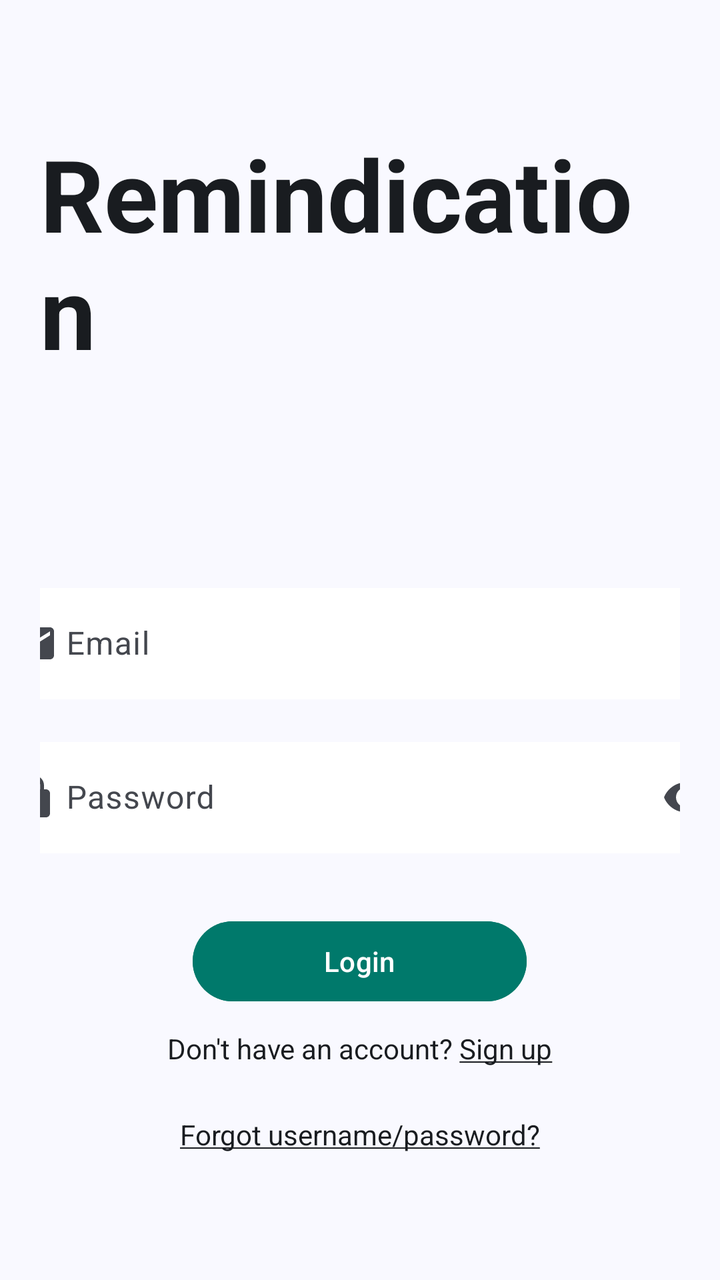
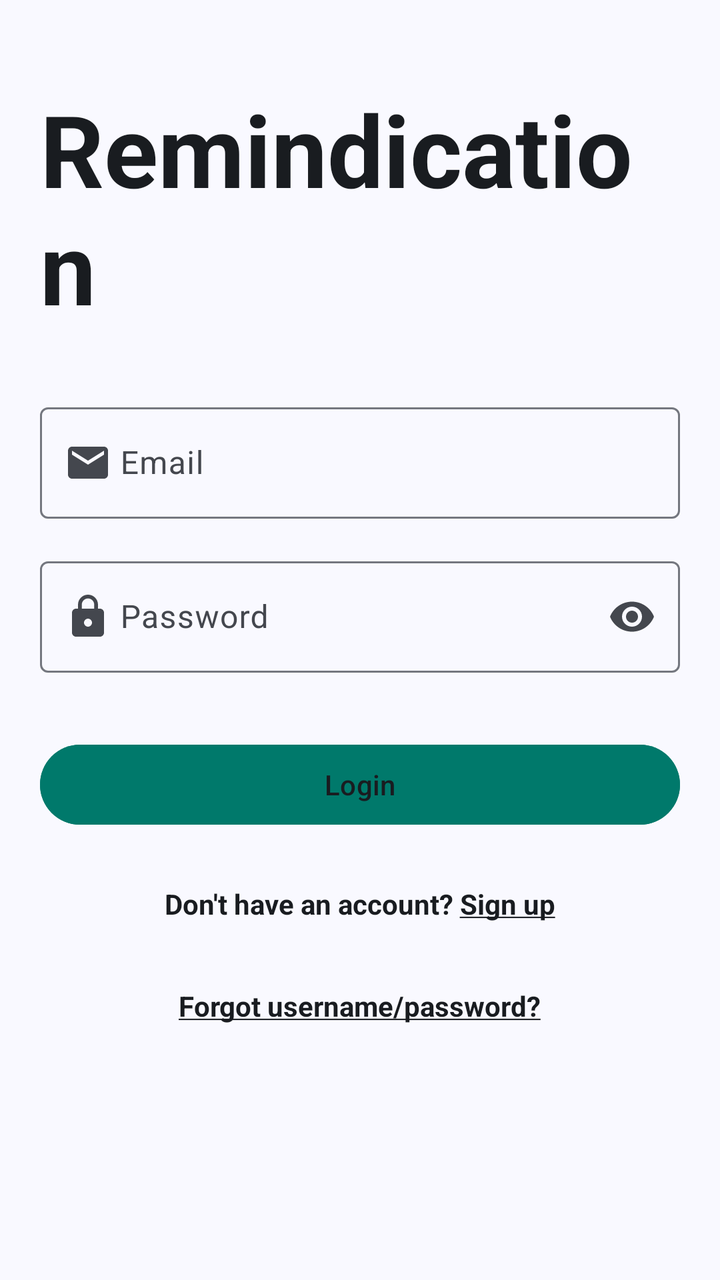

An Android layout rendered at two revisions. The XML below is the earlier revision; the diff shows what the commit changed to produce the second picture.
<!-- AndroidManifest.xml: application theme Theme.MobileHealthApplication -->
<!-- res/layout/fragment_loginscreen.xml -->
<?xml version="1.0" encoding="utf-8"?>
<LinearLayout xmlns:android="http://schemas.android.com/apk/res/android"
    xmlns:tools="http://schemas.android.com/tools"
    android:layout_width="match_parent"
    android:layout_height="match_parent"
    xmlns:app="http://schemas.android.com/apk/res-auto"
    android:orientation="vertical"
    android:gravity="center"
    android:padding="20dp"
    android:background="?attr/colorSurface"
    >

    <com.google.android.material.textview.MaterialTextView
        android:id="@+id/user_name"
        android:layout_width="wrap_content"
        android:layout_height="wrap_content"
        android:paddingBottom="100sp"
        android:text="@string/mobile_health"
        android:textColor="?attr/colorOnSurface"
        android:importantForAccessibility="no"
        android:textSize="50sp"
        android:textStyle="bold" />

    <com.google.android.material.textfield.TextInputLayout
        android:layout_width="374dp"
        android:layout_height="wrap_content"
        android:layout_marginBottom="16dp"
        android:hint="@string/email_hint2"
        android:labelFor="@id/email_edit_text"
        app:startIconDrawable="@drawable/baseline_email_24">


        <com.google.android.material.textfield.TextInputEditText
            android:id="@+id/email_edit_text"
            android:layout_width="match_parent"
            android:layout_height="wrap_content"
            android:background="@color/white"
            android:paddingStart="40dp"
            android:imeOptions="actionNext"
            android:inputType="textEmailAddress"
            android:textColor="#000000"
            android:paddingEnd="10dp"
            />
    </com.google.android.material.textfield.TextInputLayout>

    <com.google.android.material.textfield.TextInputLayout
        android:layout_width="374dp"
        android:layout_height="wrap_content"
        app:startIconDrawable="@drawable/baseline_lock_24"
        app:endIconMode="password_toggle"
        android:hint="@string/password"
        android:layout_marginBottom="30dp">

        <com.google.android.material.textfield.TextInputEditText
            android:id="@+id/password_edit_text"
            android:layout_width="match_parent"
            android:layout_height="wrap_content"
            android:inputType="textPassword"
            android:background="@color/white"

            android:paddingStart="40dp"
            android:paddingEnd="10dp"
            android:imeOptions="actionDone"

            />
    </com.google.android.material.textfield.TextInputLayout>

    <com.google.android.material.button.MaterialButton
        android:id="@+id/login_button"
        android:layout_width="167dp"
        android:layout_height="wrap_content"
        android:backgroundTint="@color/darker_green_primary_button"
        android:text="@string/log_in"
        android:contentDescription="@string/login_button_description"
        android:textColor="@color/white"
        />


    <com.google.android.material.textview.MaterialTextView
        android:id="@+id/new_user_text"
        android:layout_width="wrap_content"
        android:layout_height="wrap_content"
        android:clickable="true"
        android:focusable="true"
        android:minHeight="48dp"
        android:paddingTop="10sp"
        android:contentDescription="@string/register_description"
        android:text="@string/no_account_signup_text"
        android:textColor="?attr/colorOnSurface"
        />

    <com.google.android.material.textview.MaterialTextView
        android:id="@+id/forgot_user_password_text"
        android:layout_width="wrap_content"
        android:layout_height="wrap_content"
        android:paddingTop="5sp"
        android:text="@string/forgot_password_text"
        android:contentDescription="@string/forgot_password_description"
        android:textColor="?attr/colorOnSurface"
        />

</LinearLayout>
<!-- resources referenced by this layout -->
<resources>
  <color name="darker_green_primary_button">#00796B</color>
  <color name="white">#FFFFFFFF</color>
  <!-- drawable baseline_email_24 (drawable) -->
  <vector xmlns:android="http://schemas.android.com/apk/res/android" android:height="24dp" android:tint="#808080" android:viewportHeight="24" android:viewportWidth="24" android:width="24dp">
        
      <path android:fillColor="@android:color/white" android:pathData="M20,4L4,4c-1.1,0 -1.99,0.9 -1.99,2L2,18c0,1.1 0.9,2 2,2h16c1.1,0 2,-0.9 2,-2L22,6c0,-1.1 -0.9,-2 -2,-2zM20,8l-8,5 -8,-5L4,6l8,5 8,-5v2z"/>
      
  </vector>
  <!-- drawable baseline_lock_24 (drawable) -->
  <vector xmlns:android="http://schemas.android.com/apk/res/android" android:height="24dp" android:tint="#FFFFFF" android:viewportHeight="24" android:viewportWidth="24" android:width="24dp">
        
      <path android:fillColor="@android:color/white" android:pathData="M18,8h-1L17,6c0,-2.76 -2.24,-5 -5,-5S7,3.24 7,6v2L6,8c-1.1,0 -2,0.9 -2,2v10c0,1.1 0.9,2 2,2h12c1.1,0 2,-0.9 2,-2L20,10c0,-1.1 -0.9,-2 -2,-2zM12,17c-1.1,0 -2,-0.9 -2,-2s0.9,-2 2,-2 2,0.9 2,2 -0.9,2 -2,2zM15.1,8L8.9,8L8.9,6c0,-1.71 1.39,-3.1 3.1,-3.1 1.71,0 3.1,1.39 3.1,3.1v2z"/>
      
  </vector>
  <string name="email_hint2">Email</string>
  <string name="forgot_password_description">Reset password here</string>
  <string name="forgot_password_text"> <u>Forgot username/password?</u> </string>
  <string name="log_in">Login</string>
  <string name="login_button_description">Log in here</string>
  <string name="mobile_health"> Remindication </string>
  <string name="no_account_signup_text">Don\'t have an account? <u>Sign up</u></string>
  <string name="password">Password</string>
  <string name="register_description">Register here</string>
  <color name="md_theme_primary">#415F91</color>
  <color name="md_theme_onPrimary">#FFFFFF</color>
  <color name="md_theme_primaryContainer">#D6E3FF</color>
  <color name="md_theme_onPrimaryContainer">#001B3E</color>
  <color name="md_theme_secondary">#565F71</color>
  <color name="md_theme_onSecondary">#FFFFFF</color>
  <color name="md_theme_secondaryContainer">#DAE2F9</color>
  <color name="md_theme_onSecondaryContainer">#131C2B</color>
  <color name="md_theme_tertiary">#705575</color>
  <color name="md_theme_onTertiary">#FFFFFF</color>
  <color name="md_theme_tertiaryContainer">#FAD8FD</color>
  <color name="md_theme_onTertiaryContainer">#28132E</color>
  <color name="md_theme_error">#BA1A1A</color>
  <color name="md_theme_onError">#FFFFFF</color>
  <color name="md_theme_errorContainer">#FFDAD6</color>
  <color name="md_theme_onErrorContainer">#410002</color>
  <color name="md_theme_background">#F9F9FF</color>
  <color name="md_theme_onBackground">#191C20</color>
  <color name="md_theme_surface">#F9F9FF</color>
  <color name="md_theme_onSurface">#191C20</color>
  <color name="md_theme_surfaceVariant">#E0E2EC</color>
  <color name="md_theme_onSurfaceVariant">#44474E</color>
  <color name="md_theme_outline">#74777F</color>
  <color name="md_theme_surfaceContainer">#EDEDF4</color>
  <style name="Widget.App.CardView" parent="Widget.MaterialComponents.CardView">
          <item name="cardElevation">2dp</item>
          <item name="cardCornerRadius">12dp</item>
          <item name="cardBackgroundColor">@color/md_theme_surfaceContainerHigh</item>
      </style>
  <style name="Widget.App.BottomNavigation" parent="Widget.MaterialComponents.BottomNavigationView">
          <item name="itemIconTint">@color/md_theme_onSurfaceVariant</item>
          <item name="itemTextColor">@color/md_theme_onSurfaceVariant</item>
      </style>
  <color name="md_theme_surfaceContainerHigh">#E7E8EE</color>
  <!-- unchanged entries left out for length: 1 -->
</resources>

<!-- the commit's change to res/layout/fragment_loginscreen.xml (unified diff, before → after) -->
@@ -1,102 +1,108 @@
 <?xml version="1.0" encoding="utf-8"?>
-<LinearLayout xmlns:android="http://schemas.android.com/apk/res/android"
+<androidx.constraintlayout.widget.ConstraintLayout
+    xmlns:android="http://schemas.android.com/apk/res/android"
+    xmlns:app="http://schemas.android.com/apk/res-auto"
     xmlns:tools="http://schemas.android.com/tools"
     android:layout_width="match_parent"
     android:layout_height="match_parent"
-    xmlns:app="http://schemas.android.com/apk/res-auto"
-    android:orientation="vertical"
-    android:gravity="center"
     android:padding="20dp"
     android:background="?attr/colorSurface"
-    >
+    tools:ignore="VisualLintBounds">
 
-    <com.google.android.material.textview.MaterialTextView
-        android:id="@+id/user_name"
-        android:layout_width="wrap_content"
+    
+    <LinearLayout
+        android:layout_width="match_parent"
         android:layout_height="wrap_content"
-        android:paddingBottom="100sp"
-        android:text="@string/mobile_health"
-        android:textColor="?attr/colorOnSurface"
-        android:importantForAccessibility="no"
-        android:textSize="50sp"
-        android:textStyle="bold" />
+        android:orientation="vertical"
+        app:layout_constraintTop_toTopOf="parent"
+        app:layout_constraintBottom_toBottomOf="parent"
+        app:layout_constraintVertical_bias="0.2">
 
-    <com.google.android.material.textfield.TextInputLayout
-        android:layout_width="374dp"
-        android:layout_height="wrap_content"
-        android:layout_marginBottom="16dp"
-        android:hint="@string/email_hint2"
-        android:labelFor="@id/email_edit_text"
-        app:startIconDrawable="@drawable/baseline_email_24">
+        
+        <TextView
+            android:id="@+id/app_title"
+            android:layout_width="wrap_content"
+            android:layout_height="wrap_content"
+            android:text="@string/mobile_health"
+            android:textColor="?attr/colorOnSurface"
+            android:textSize="50sp"
+            android:textStyle="bold"
+            android:layout_gravity="center"
+            android:layout_marginBottom="32dp"/>
 
-
-        <com.google.android.material.textfield.TextInputEditText
-            android:id="@+id/email_edit_text"
+        
+        <com.google.android.material.textfield.TextInputLayout
+            android:id="@+id/email_layout"
             android:layout_width="match_parent"
             android:layout_height="wrap_content"
-            android:background="@color/white"
-            android:paddingStart="40dp"
-            android:imeOptions="actionNext"
-            android:inputType="textEmailAddress"
-            android:textColor="#000000"
-            android:paddingEnd="10dp"
-            />
-    </com.google.android.material.textfield.TextInputLayout>
+            android:hint="@string/email_hint2"
+            app:startIconDrawable="@drawable/baseline_email_24">
+            <com.google.android.material.textfield.TextInputEditText
+                android:id="@+id/email_edit_text"
+                android:layout_width="match_parent"
+                android:layout_height="wrap_content"
+                android:inputType="textEmailAddress"
+                android:paddingStart="40dp"
+                android:paddingEnd="10dp"
+                />
+        </com.google.android.material.textfield.TextInputLayout>
 
-    <com.google.android.material.textfield.TextInputLayout
-        android:layout_width="374dp"
-        android:layout_height="wrap_content"
-        app:startIconDrawable="@drawable/baseline_lock_24"
-        app:endIconMode="password_toggle"
-        android:hint="@string/password"
-        android:layout_marginBottom="30dp">
-
-        <com.google.android.material.textfield.TextInputEditText
-            android:id="@+id/password_edit_text"
+        
+        <com.google.android.material.textfield.TextInputLayout
+            android:id="@+id/password_layout"
             android:layout_width="match_parent"
             android:layout_height="wrap_content"
-            android:inputType="textPassword"
-            android:background="@color/white"
+            android:hint="@string/password"
+            app:startIconDrawable="@drawable/baseline_lock_24"
+            app:endIconMode="password_toggle"
+            android:layout_marginTop="16dp">
+            <com.google.android.material.textfield.TextInputEditText
+                android:id="@+id/password_edit_text"
+                android:layout_width="match_parent"
+                android:layout_height="wrap_content"
+                android:inputType="textPassword"
+                android:paddingStart="40dp"
+                android:paddingEnd="10dp" />
+        </com.google.android.material.textfield.TextInputLayout>
 
-            android:paddingStart="40dp"
-            android:paddingEnd="10dp"
-            android:imeOptions="actionDone"
+        
+        <com.google.android.material.button.MaterialButton
+            android:id="@+id/login_button"
+            android:layout_width="match_parent"
+            android:layout_height="wrap_content"
+            android:text="@string/log_in"
+            android:backgroundTint="@color/darker_green_primary_button"
+            android:textColor="?attr/colorOnSurface"
+            android:layout_marginTop="32dp"/>
 
-            />
-    </com.google.android.material.textfield.TextInputLayout>
+        
+        <com.google.android.material.textview.MaterialTextView
+            android:id="@+id/new_user_text"
+            android:layout_width="wrap_content"
+            android:layout_height="wrap_content"
+            android:clickable="true"
+            android:focusable="true"
+            android:minHeight="48dp"
+            android:paddingTop="10sp"
+            android:text="@string/no_account_signup_text"
+            android:textColor="?attr/colorOnSurface"
+            android:textStyle="bold"
+            android:layout_gravity="center"
+            android:layout_marginTop="16dp"/>
 
-    <com.google.android.material.button.MaterialButton
-        android:id="@+id/login_button"
-        android:layout_width="167dp"
-        android:layout_height="wrap_content"
-        android:backgroundTint="@color/darker_green_primary_button"
-        android:text="@string/log_in"
-        android:contentDescription="@string/login_button_description"
-        android:textColor="@color/white"
-        />
-
-
-    <com.google.android.material.textview.MaterialTextView
-        android:id="@+id/new_user_text"
-        android:layout_width="wrap_content"
-        android:layout_height="wrap_content"
-        android:clickable="true"
-        android:focusable="true"
-        android:minHeight="48dp"
-        android:paddingTop="10sp"
-        android:contentDescription="@string/register_description"
-        android:text="@string/no_account_signup_text"
-        android:textColor="?attr/colorOnSurface"
-        />
-
-    <com.google.android.material.textview.MaterialTextView
-        android:id="@+id/forgot_user_password_text"
-        android:layout_width="wrap_content"
-        android:layout_height="wrap_content"
-        android:paddingTop="5sp"
-        android:text="@string/forgot_password_text"
-        android:contentDescription="@string/forgot_password_description"
-        android:textColor="?attr/colorOnSurface"
-        />
-
-</LinearLayout>
+        
+        <com.google.android.material.textview.MaterialTextView
+            android:id="@+id/forgot_user_password_text"
+            android:layout_width="wrap_content"
+            android:layout_height="wrap_content"
+            android:clickable="true"
+            android:focusable="true"
+            android:minHeight="48dp"
+            android:paddingTop="5sp"
+            android:text="@string/forgot_password_text"
+            android:textColor="?attr/colorOnSurface"
+            android:textStyle="bold"
+            android:layout_gravity="center"
+            android:layout_marginTop="8dp"/>
+    </LinearLayout>
+</androidx.constraintlayout.widget.ConstraintLayout>
<!-- resource entries referenced after the edit -->
@@ -15,14 +15,11 @@
       
   </vector>
   <string name="email_hint2">Email</string>
-  <string name="forgot_password_description">Reset password here</string>
   <string name="forgot_password_text"> <u>Forgot username/password?</u> </string>
   <string name="log_in">Login</string>
-  <string name="login_button_description">Log in here</string>
   <string name="mobile_health"> Remindication </string>
   <string name="no_account_signup_text">Don\'t have an account? <u>Sign up</u></string>
   <string name="password">Password</string>
-  <string name="register_description">Register here</string>
   <color name="md_theme_primary">#415F91</color>
   <color name="md_theme_onPrimary">#FFFFFF</color>
   <color name="md_theme_primaryContainer">#D6E3FF</color>
